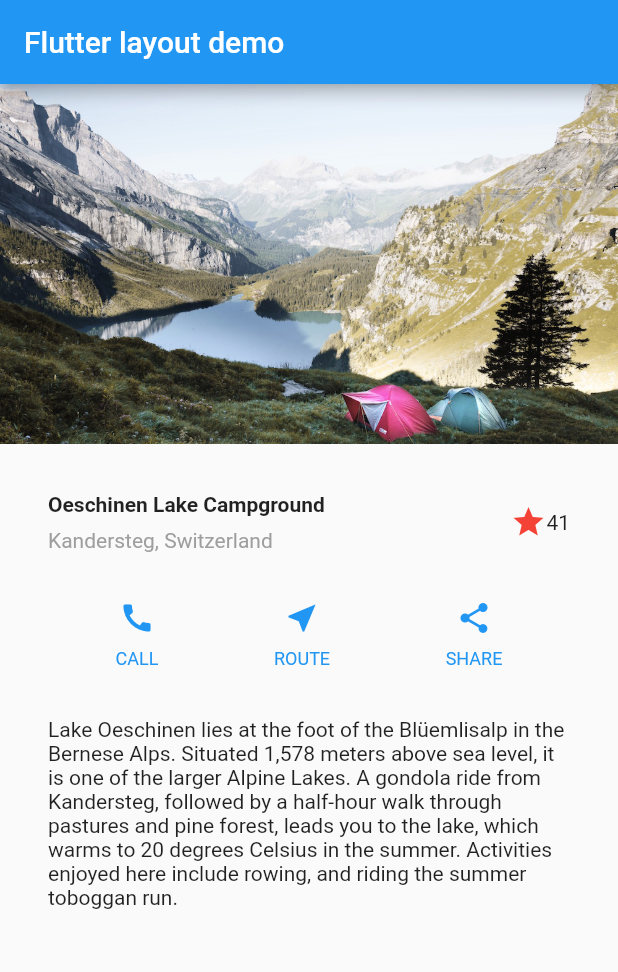
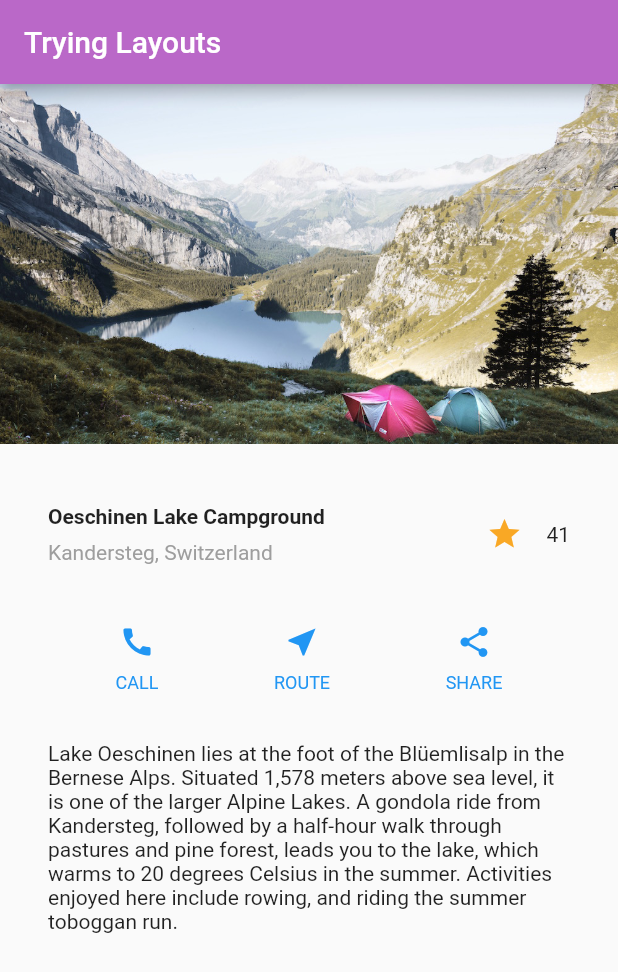
Before and after one commit to shamsadanam/flutter-demo, a Flutter app: the screen it shows after launch, on a phone screen of 412 x 824 dp. Shown: the top 972 px of the screen. Run offline on Flutter 3.47's test engine with Material 2 defaults, Android fonts, the phone set to English and light mode, and no system bars.

Commit message:
change colors in main page

```diff
--- a/lib/main.dart
+++ b/lib/main.dart
@@ -39,6 +39,10 @@ class MyApp extends StatelessWidget {
       ],
     );
 
+    Widget iconBox = Container(
+        padding: const EdgeInsets.all(16),
+        child: Icon(Icons.star, color: Colors.yellow[800]));
+
     Widget titleSection = Container(
       padding: const EdgeInsets.all(32),
       child: Row(
@@ -68,10 +72,7 @@ class MyApp extends StatelessWidget {
             ),
           ),
           /*3*/
-          Icon(
-            Icons.star,
-            color: Colors.red[500],
-          ),
+          iconBox,
           const Text('41'),
         ],
       ),
@@ -94,8 +95,8 @@ class MyApp extends StatelessWidget {
       title: 'Trying out flutter layout',
       home: Scaffold(
           appBar: AppBar(
-            title: const Text('Flutter layout demo'),
-          ),
+              title: const Text('Trying Layouts'),
+              backgroundColor: Colors.purple[300]),
           body: ListView(
             children: [
               Image.asset(
@@ -106,7 +107,7 @@ class MyApp extends StatelessWidget {
               ),
               titleSection,
               buttonSection,
-              textSection
+              textSection,
             ],
           )),
     );
```
